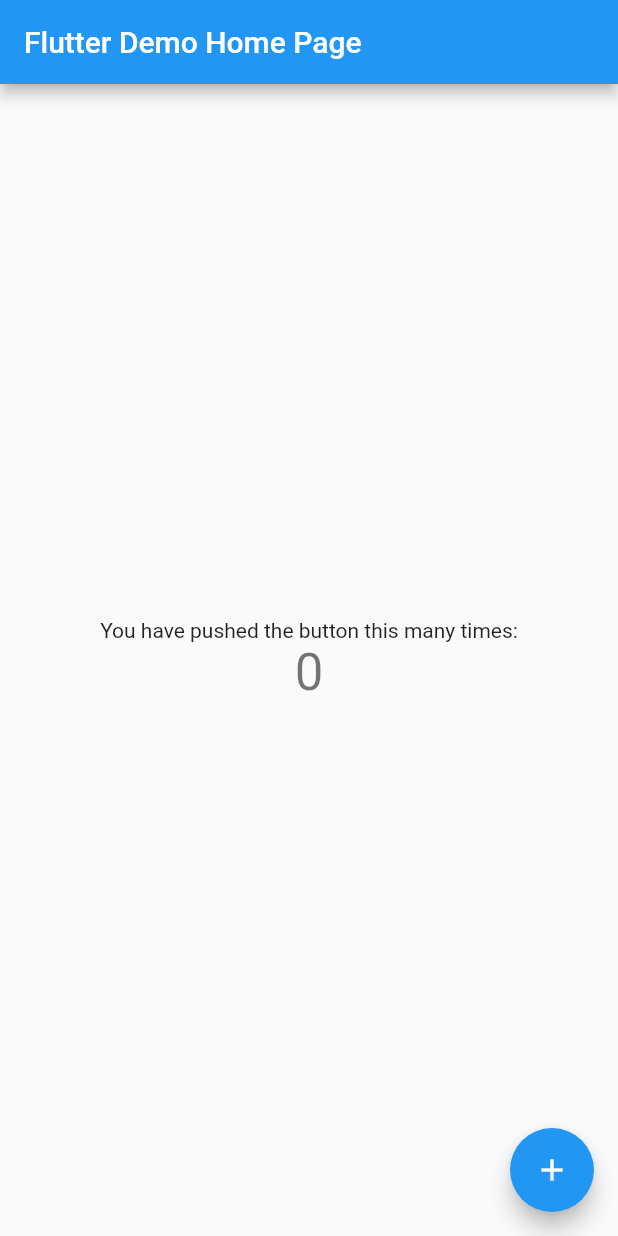
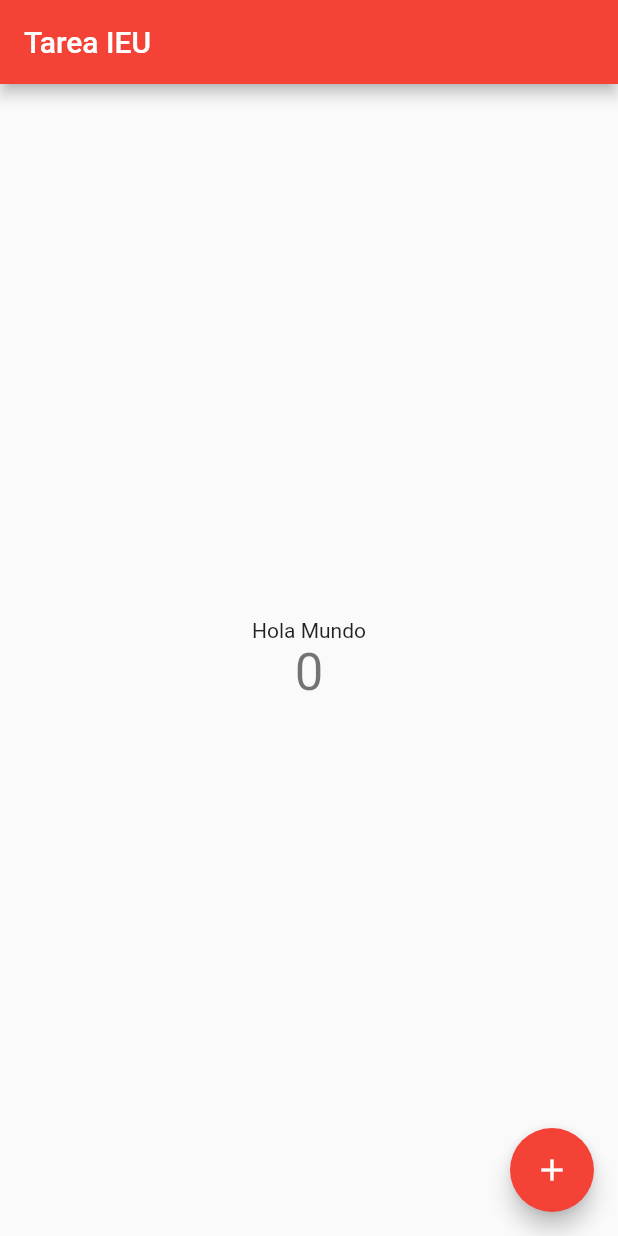
Before and after one commit to fidelvo/proyecto, a Flutter app: the screen it shows after launch, on a phone screen of 412 x 824 dp. Run offline on Flutter 3.47's test engine with Material 2 defaults, Android fonts, the phone set to English and light mode, and no system bars.

Commit message:
Cambio en pantalla de inicio

```diff
--- a/lib/main.dart
+++ b/lib/main.dart
@@ -20,13 +20,13 @@ class MyApp extends StatelessWidget {
         // or simply save your changes to "hot reload" in a Flutter IDE).
         // Notice that the counter didn't reset back to zero; the application
         // is not restarted.
-        primarySwatch: Colors.blue,
+        primarySwatch: Colors.red,
         // This makes the visual density adapt to the platform that you run
         // the app on. For desktop platforms, the controls will be smaller and
         // closer together (more dense) than on mobile platforms.
         visualDensity: VisualDensity.adaptivePlatformDensity,
       ),
-      home: MyHomePage(title: 'Flutter Demo Home Page'),
+      home: MyHomePage(title: 'Tarea IEU'),
     );
   }
 }
@@ -98,7 +98,7 @@ class _MyHomePageState extends State<MyHomePage> {
           mainAxisAlignment: MainAxisAlignment.center,
           children: <Widget>[
             Text(
-              'You have pushed the button this many times:',
+              'Hola Mundo',
             ),
             Text(
               '$_counter',
```
